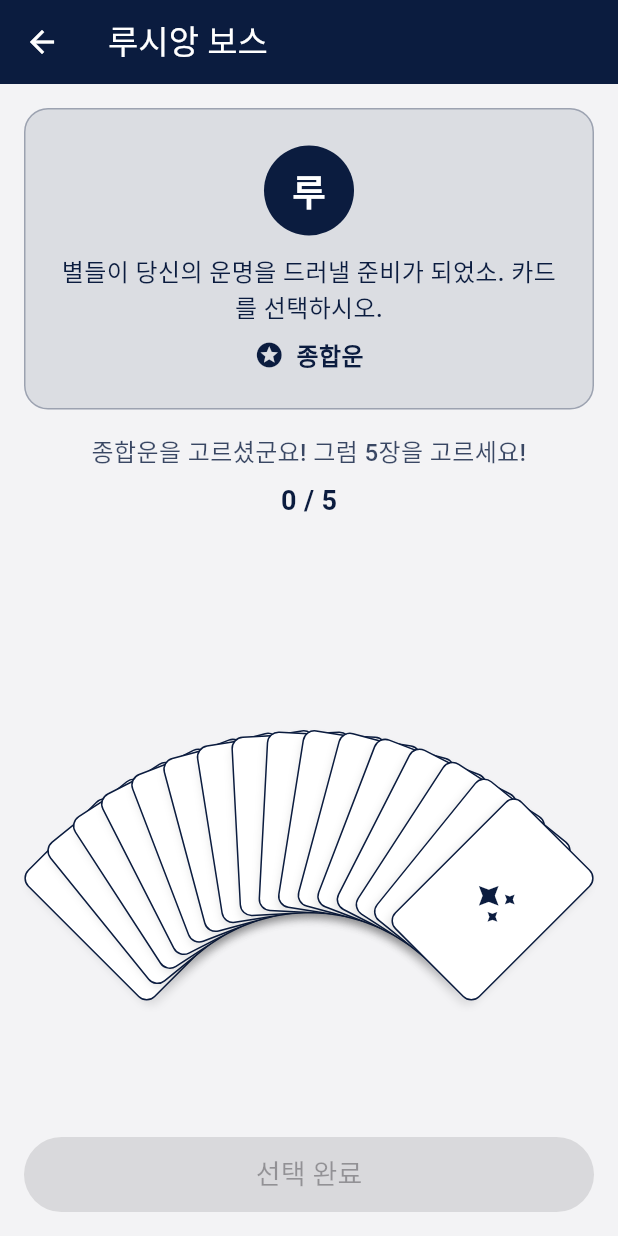
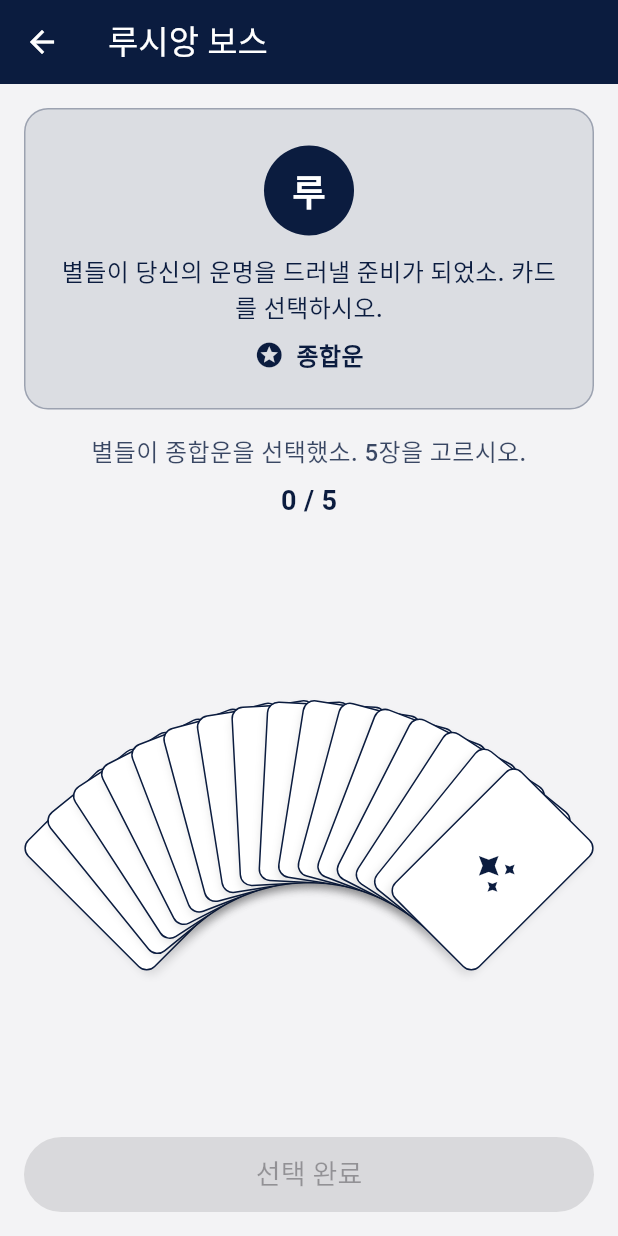
Before and after one commit to leekm-km/AI-Taro, a Flutter app: the CardSelectionPage screen opened directly with sample values from the repository, on a phone screen of 412 x 824 dp. Run offline on Flutter 3.47's test engine with Material 3 defaults, Android fonts, the phone set to English and light mode, and no system bars.

Commit message:
Refine card selection guide messages and adjust card positioning
Modify `_getSelectionGuideMessage` to personalize the guide message based on persona, and adjust the y-coordinate for card positioning by decreasing it by 20px.

Replit-Commit-Author: Agent
Replit-Commit-Session-Id: a64f1db6-b8c9-464f-8edd-7bb9b69f23df
Replit-Commit-Checkpoint-Type: full_checkpoint
Replit-Commit-Screenshot-Url: https://storage.googleapis.com/screenshot-production-us-central1/62c39bb5-4ec1-4714-9d30-67a74f025606/a64f1db6-b8c9-464f-8edd-7bb9b69f23df/fGXqVYM

```diff
--- a/ai_taro_oppa/lib/main.dart
+++ b/ai_taro_oppa/lib/main.dart
@@ -608,6 +608,26 @@ class _CardSelectionPageState extends State<CardSelectionPage>
     super.dispose();
   }
 
+  String _getSelectionGuideMessage() {
+    final categoryName = widget.category.getName(widget.language);
+    final count = _cardsToSelect;
+
+    switch (widget.persona.id) {
+      case 'lucien':
+        return '별들이 $categoryName을 선택했소. $count장을 고르시오.';
+      case 'isolde':
+        return '$categoryName을 선택하셨군요... $count장의 카드를 골라주세요.';
+      case 'cheongun':
+        return '$categoryName을 선택하셨소. 마음 가는 대로 $count장을 고르시게.';
+      case 'linhua':
+        return '오~ $categoryName을 고르셨네요! 자, $count장을 골라볼까요?';
+      case 'thimble':
+        return '$categoryName을 선택하셨네요! 편안하게 $count장을 골라보세요.';
+      default:
+        return '$categoryName을 고르셨군요! 그럼 $count장을 고르세요!';
+    }
+  }
+
   Future<void> _loadTarotCards() async {
     try {
       final jsonString = await rootBundle.loadString('assets/tarot_cards.json');
@@ -774,7 +794,7 @@ class _CardSelectionPageState extends State<CardSelectionPage>
             child: Column(
               children: [
                 Text(
-                  '${widget.category.getName(widget.language)}을 고르셨군요! 그럼 $_cardsToSelect장을 고르세요!',
+                  _getSelectionGuideMessage(),
                   style: TextStyle(
                     fontSize: 16,
                     fontWeight: FontWeight.w500,
@@ -828,7 +848,7 @@ class _CardSelectionPageState extends State<CardSelectionPage>
                       final radius = constraints.maxWidth * 0.42;
 
                       final x = (constraints.maxWidth / 2) + (radius * sin(radians)) - (cardWidth / 2);
-                      final y = constraints.maxHeight - (radius * cos(radians)) - (cardHeight / 2) - 20;
+                      final y = constraints.maxHeight - (radius * cos(radians)) - (cardHeight / 2) - 40;
 
                       final isHovered = _hoveredIndex == index;
                       final isSelected = _selectedIndices.contains(index);
```
Also changed, not shown: 1 other file.
